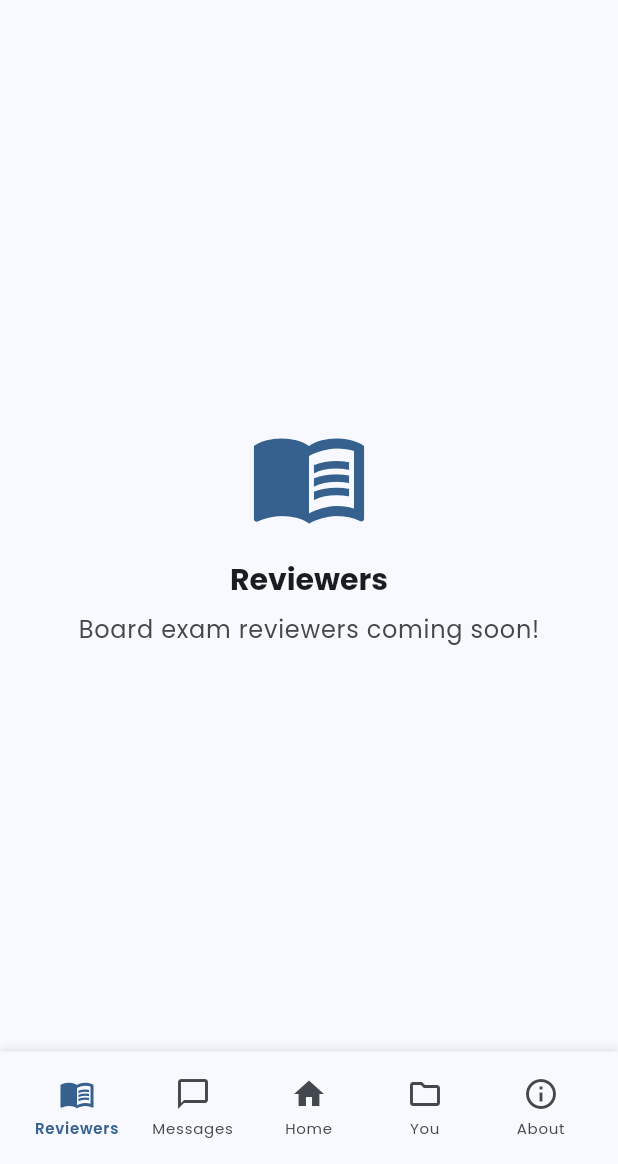
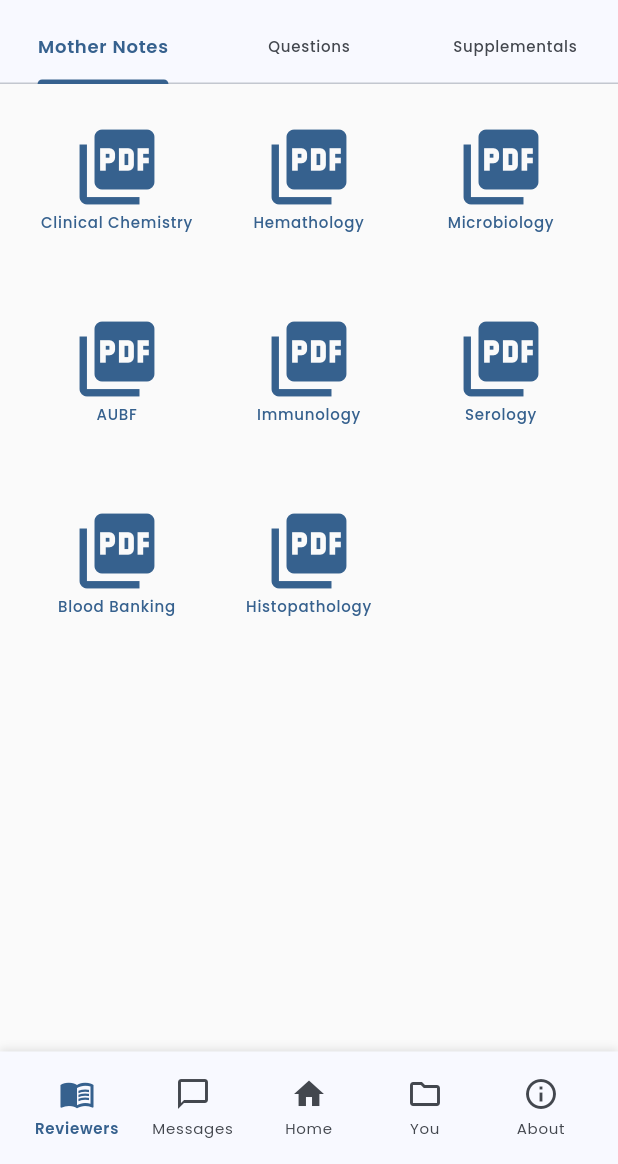
Before and after one commit to carlkelvin8/Achievia, a Flutter app: the screen it shows after launch, on a phone screen of 412 x 824 dp, the part 72-1236 px from its top. Run offline on Flutter 3.47's test engine with Material 3 defaults, Android fonts, the phone set to English and light mode, and no system bars; our stand-ins replace flutter_riverpod, font_awesome_flutter, get_it, google_fonts, shared_preferences; network calls fail; statements that could not run were skipped.

Commit message:
added notes and reviewer screens

```diff
--- a/lib/core/utils/helpers.dart
+++ b/lib/core/utils/helpers.dart
@@ -1,4 +1,5 @@
 import 'package:achievia/domain/entities/examination_results_entity.dart';
+import 'package:achievia/domain/entities/pdf_entity.dart';
 import 'package:achievia/domain/entities/reminders_entity.dart';
 import 'package:flutter/material.dart';
 
@@ -64,3 +65,31 @@ final List<Map<String, dynamic>> messages = [
       'isGroup': false,
     },
   ];
+
+final tabs = const [
+    Tab(text: 'Mother Notes'),
+    Tab(text: 'Questions'),
+    Tab(text: 'Supplementals'),
+  ];
+
+final List<PdfEntity> list = [
+  PdfEntity(text: 'Clinical Chemistry'),
+  PdfEntity(text: 'Hemathology'),
+  PdfEntity(text: 'Microbiology'),
+  PdfEntity(text: 'AUBF'),
+  PdfEntity(text: 'Immunology'),
+  PdfEntity(text: 'Serology'),
+  PdfEntity(text: 'Blood Banking'),
+  PdfEntity(text: 'Histopathology'),
+];
+
+final List<PdfEntity> list2 = [
+  PdfEntity(text: 'Clinical Chemistry'),
+  PdfEntity(text: 'Hemathology'),
+  PdfEntity(text: 'Microbiology'),
+];
+final List<PdfEntity> list3 = [
+  PdfEntity(text: 'Serology'),
+  PdfEntity(text: 'Blood Banking'),
+  PdfEntity(text: 'Histopathology'),
+];
--- a/lib/presentation/provider/pomodoro/pomodoro_providers.dart
+++ b/lib/presentation/provider/pomodoro/pomodoro_providers.dart
@@ -85,7 +85,7 @@ class PomodoroSettingsNotifier extends Notifier<PomodoroSettingsEntity> {
 }
 
 final pomodoroSettingsProvider =
-    NotifierProvider<PomodoroSettingsNotifier, PomodoroSettingsEntity>(
+    NotifierProvider.autoDispose<PomodoroSettingsNotifier, PomodoroSettingsEntity>(
       () => PomodoroSettingsNotifier(),
     );
 
--- a/lib/presentation/screens/main/reviewers_screen.dart
+++ b/lib/presentation/screens/main/reviewers_screen.dart
@@ -1,3 +1,4 @@
+import 'package:achievia/presentation/widgets/tabs/reviewers/tab_bar_reviewer.dart';
 import 'package:flutter/material.dart';
 
 class ReviewersScreen extends StatelessWidget {
@@ -11,26 +12,9 @@ class ReviewersScreen extends StatelessWidget {
         child: Column(
           mainAxisAlignment: MainAxisAlignment.center,
           children: [
-            Icon(
-              Icons.menu_book_outlined,
-              size: 80,
-              color: Theme.of(context).colorScheme.primary,
-            ),
-            const SizedBox(height: 16),
-            Text(
-              'Reviewers',
-              style: Theme.of(context).textTheme.headlineMedium?.copyWith(
-                fontWeight: FontWeight.bold,
-                color: Theme.of(context).colorScheme.onSurface,
-              ),
-            ),
-            const SizedBox(height: 8),
-            Text(
-              'Board exam reviewers coming soon!',
-              style: Theme.of(context).textTheme.bodyLarge?.copyWith(
-                color: Theme.of(context).colorScheme.onSurfaceVariant,
-              ),
-            ),
+            Expanded(
+              child: TabBarReviewer(),
+            )
           ],
         ),
       ),
--- /dev/null
+++ b/lib/presentation/screens/screen_contents/mother_notes_content.dart
@@ -0,0 +1,39 @@
+import 'package:achievia/core/constants/app_paddings.dart';
+import 'package:achievia/core/utils/helpers.dart';
+import 'package:achievia/presentation/widgets/badges/pdf_badge.dart';
+import 'package:flutter/material.dart';
+
+class MotherNotesContent extends StatefulWidget {
+  const MotherNotesContent({super.key});
+
+  @override
+  State<MotherNotesContent> createState() => _MotherNotesContentState();
+}
+
+class _MotherNotesContentState extends State<MotherNotesContent> {
+  @override
+  Widget build(BuildContext context) {
+    return Scaffold(
+      body: Padding(
+        padding:level1,
+        child: Column(
+        children: [
+            Expanded(child: GridView.builder(shrinkWrap: true,
+          physics: const NeverScrollableScrollPhysics(),
+          padding: const EdgeInsets.symmetric(horizontal: 10),
+          itemCount: list.length,
+          gridDelegate: const SliverGridDelegateWithFixedCrossAxisCount(
+            crossAxisCount: 3,
+            crossAxisSpacing: 12,
+            mainAxisSpacing: 12,
+            childAspectRatio: 1,
+          ),
+            itemBuilder: (context, index) => PdfBadge(tabType: 'mother notes',text: list[index].text)
+            )
+          )
+            ],
+          ),
+        )
+    );
+  }
+}
--- /dev/null
+++ b/lib/presentation/widgets/badges/pdf_badge.dart
@@ -0,0 +1,28 @@
+import 'package:flutter/material.dart';
+
+class PdfBadge extends StatelessWidget {
+  final String text;
+  final String tabType;
+  const PdfBadge({super.key, required this.text, required this.tabType});
+
+  @override
+  Widget build(BuildContext context) {
+    final themeColor = Theme.of(context).colorScheme;
+    final textTheme = Theme.of(context).textTheme.labelSmall;
+
+    return Container(
+      child: Column(
+        crossAxisAlignment: CrossAxisAlignment.center,
+        children: [
+          tabType == 'mother notes' ? Icon(Icons.picture_as_pdf, size: 60, color: themeColor.primary) : Icon(Icons.file_copy, size: 60, color: themeColor.primary),
+          Text(text,
+          textAlign: TextAlign.center,
+          style: textTheme?.copyWith(
+            color: themeColor.primary
+          ),
+          )
+        ],
+      ),
+    );
+  }
+}
--- a/lib/presentation/widgets/list_items/message_list_item.dart
+++ b/lib/presentation/widgets/list_items/message_list_item.dart
@@ -41,6 +41,6 @@ class MessageListItem extends StatelessWidget {
           },
         );
       },
-    );;
+    );
   }
 }
--- /dev/null
+++ b/lib/presentation/widgets/tabs/reusable/resusable_tabs.dart
@@ -0,0 +1,28 @@
+import 'package:flutter/material.dart';
+import 'package:flutter_riverpod/flutter_riverpod.dart';
+
+class ResusableTabs extends ConsumerStatefulWidget {
+  final TabController? controller;
+  final List<Tab> tabs;
+  const ResusableTabs({super.key, required this.controller, required this.tabs});
+
+  @override
+  ConsumerState<ResusableTabs> createState() => _ResusableTabsState();
+}
+
+class _ResusableTabsState extends ConsumerState<ResusableTabs> {
+  @override
+  Widget build(BuildContext context) {
+    return TabBar(
+          controller: widget.controller,
+          tabs: widget.tabs,
+          labelColor: Theme.of(context).colorScheme.primary,
+          unselectedLabelColor: Theme.of(context).colorScheme.onSurfaceVariant,
+          indicatorColor: Theme.of(context).colorScheme.primary,
+          labelStyle: Theme.of(
+            context,
+          ).textTheme.labelMedium?.copyWith(fontWeight: FontWeight.w600),
+          unselectedLabelStyle: Theme.of(context).textTheme.labelSmall,
+        );
+  }
+}
--- /dev/null
+++ b/lib/presentation/widgets/tabs/reviewers/tab_bar_reviewer.dart
@@ -0,0 +1,44 @@
+import 'package:achievia/core/utils/helpers.dart';
+import 'package:achievia/presentation/provider/tabs/event/tab_event.dart';
+import 'package:achievia/presentation/screens/screen_contents/mother_notes_content.dart';
+import 'package:achievia/presentation/screens/screen_contents/questions_content_screen.dart';
+import 'package:achievia/presentation/widgets/tabs/reusable/resusable_tabs.dart';
+import 'package:flutter/material.dart';
+import 'package:flutter_riverpod/flutter_riverpod.dart';
+
+class TabBarReviewer extends ConsumerStatefulWidget {
+  const TabBarReviewer({super.key});
+
+  @override
+  ConsumerState<TabBarReviewer> createState() => _TabBarReviewerState();
+}
+
+class _TabBarReviewerState extends ConsumerState<TabBarReviewer> with SingleTickerProviderStateMixin {
+  @override
+  Widget build(BuildContext context) {
+    final notif = ref.read(tabProviderReviewer.notifier);
+    final provider = ref.watch(tabProviderReviewer);
+    if (provider == null) {
+      WidgetsBinding.instance.addPostFrameCallback((_){
+        notif.createController(this, 3);
+        }
+      );
+      return const SizedBox();
+    }
+    return Column(
+      children: [
+        ResusableTabs(controller: provider, tabs: tabs),
+        Expanded(
+          child: TabBarView(
+            controller: provider,
+            children: [
+              MotherNotesContent(),
+              QuestionsContentScreen(),
+              Text('Supplementals'),
+            ]
+          ),
+        )
+      ],
+    );
+  }
+}
```
Also changed, not shown: lib/domain/entities/pdf_entity.dart (added, +7 -0 lines), lib/presentation/provider/tabs/event/tab_event.dart (+18 -0 lines), lib/presentation/screens/screen_contents/questions_content_screen.dart (added, +29 -0 lines), lib/presentation/widgets/grids/grid_badges.dart (added, +76 -0 lines).
